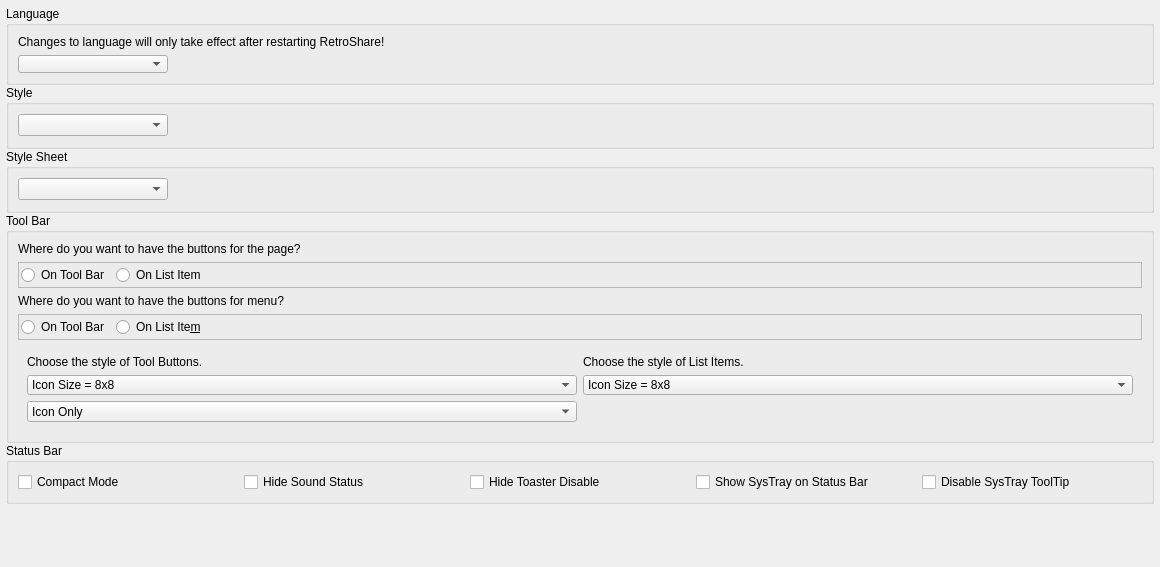
Before: the Qt Designer form retroshare-gui/src/gui/settings/AppearancePage.ui in RetroShare/RetroShare, drawn with Qt 5.
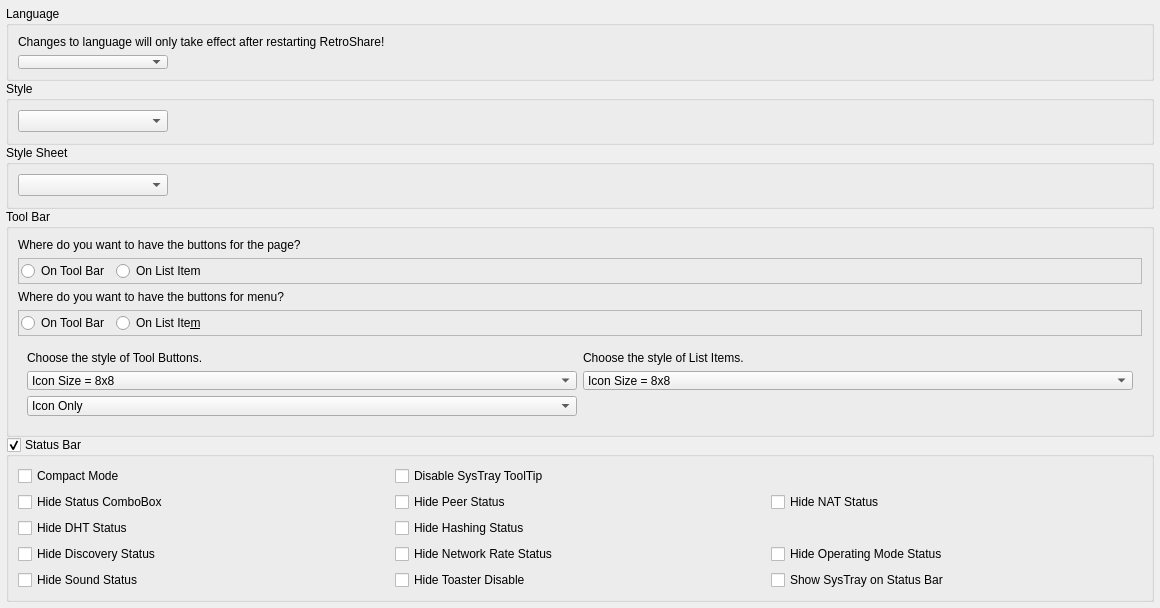
After: the same form once the commit is applied.

Commit message:
Add StatusBar and its widgets hide options.
The StatusBar is hidden by default.

The edit to the form file:
```diff
--- a/retroshare-gui/src/gui/settings/AppearancePage.ui
+++ b/retroshare-gui/src/gui/settings/AppearancePage.ui
@@ -7,13 +7,13 @@
     <x>0</x>
     <y>0</y>
     <width>1160</width>
-    <height>567</height>
+    <height>608</height>
    </rect>
   </property>
   <property name="contextMenuPolicy">
    <enum>Qt::NoContextMenu</enum>
   </property>
-  <layout class="QGridLayout">
+  <layout class="QGridLayout" name="AppearancePageGLayout">
    <property name="leftMargin">
     <number>6</number>
    </property>
@@ -71,7 +71,7 @@
        </widget>
       </item>
       <item row="1" column="1">
-       <spacer>
+       <spacer name="grpLanguageHSpacer">
         <property name="orientation">
          <enum>Qt::Horizontal</enum>
         </property>
@@ -118,7 +118,7 @@
        </widget>
       </item>
       <item row="0" column="1">
-       <spacer>
+       <spacer name="grpStyleHSpacer">
         <property name="orientation">
          <enum>Qt::Horizontal</enum>
         </property>
@@ -156,7 +156,7 @@
        </widget>
       </item>
       <item row="0" column="1">
-       <spacer>
+       <spacer name="grpStyleSheetHSpacer">
         <property name="orientation">
          <enum>Qt::Horizontal</enum>
         </property>
@@ -172,7 +172,7 @@
     </widget>
    </item>
    <item row="8" column="0">
-    <spacer>
+    <spacer name="AppearancePageVSpacer">
      <property name="orientation">
       <enum>Qt::Vertical</enum>
      </property>
@@ -235,7 +235,7 @@
           </widget>
          </item>
          <item>
-          <spacer>
+          <spacer name="frameActionHSpacer">
            <property name="orientation">
             <enum>Qt::Horizontal</enum>
            </property>
@@ -293,7 +293,7 @@
           </widget>
          </item>
          <item>
-          <spacer>
+          <spacer name="framePageHSpacer">
            <property name="orientation">
             <enum>Qt::Horizontal</enum>
            </property>
@@ -456,8 +456,91 @@
      <property name="title">
       <string>Status Bar</string>
      </property>
-     <layout class="QHBoxLayout" name="horizontalLayout_3">
-      <item>
+     <property name="checkable">
+      <bool>true</bool>
+     </property>
+     <property name="checked">
+      <bool>true</bool>
+     </property>
+     <layout class="QGridLayout" name="grpStatusGLayout">
+      <item row="4" column="2">
+       <widget class="QCheckBox" name="checkBoxShowSystrayOnStatus">
+        <property name="text">
+         <string>Show SysTray on Status Bar</string>
+        </property>
+       </widget>
+      </item>
+      <item row="4" column="1">
+       <widget class="QCheckBox" name="checkBoxHideToasterDisable">
+        <property name="text">
+         <string>Hide Toaster Disable</string>
+        </property>
+       </widget>
+      </item>
+      <item row="4" column="0">
+       <widget class="QCheckBox" name="checkBoxHideSoundStatus">
+        <property name="text">
+         <string>Hide Sound Status</string>
+        </property>
+       </widget>
+      </item>
+      <item row="3" column="2">
+       <widget class="QCheckBox" name="checkBoxHideOpModeStatus">
+        <property name="text">
+         <string>Hide Operating Mode Status</string>
+        </property>
+       </widget>
+      </item>
+      <item row="3" column="1">
+       <widget class="QCheckBox" name="checkBoxHideRateStatus">
+        <property name="text">
+         <string>Hide Network Rate Status</string>
+        </property>
+       </widget>
+      </item>
+      <item row="3" column="0">
+       <widget class="QCheckBox" name="checkBoxHideDiscStatus">
+        <property name="text">
+         <string>Hide Discovery Status</string>
+        </property>
+       </widget>
+      </item>
+      <item row="2" column="0">
+       <widget class="QCheckBox" name="checkBoxHideDHTStatus">
+        <property name="text">
+         <string>Hide DHT Status</string>
+        </property>
+       </widget>
+      </item>
+      <item row="2" column="1">
+       <widget class="QCheckBox" name="checkBoxHideHashingStatus">
+        <property name="text">
+         <string>Hide Hashing Status</string>
+        </property>
+       </widget>
+      </item>
+      <item row="1" column="2">
+       <widget class="QCheckBox" name="checkBoxHideNATStatus">
+        <property name="text">
+         <string>Hide NAT Status</string>
+        </property>
+       </widget>
+      </item>
+      <item row="1" column="1">
+       <widget class="QCheckBox" name="checkBoxHidePeerStatus">
+        <property name="text">
+         <string>Hide Peer Status</string>
+        </property>
+       </widget>
+      </item>
+      <item row="1" column="0">
+       <widget class="QCheckBox" name="checkBoxHideStatusStatus">
+        <property name="text">
+         <string>Hide Status ComboBox</string>
+        </property>
+       </widget>
+      </item>
+      <item row="0" column="0">
        <widget class="QCheckBox" name="checkBoxStatusCompactMode">
         <property name="toolTip">
          <string>Remove surplus text in status bar.</string>
@@ -467,28 +550,7 @@
         </property>
        </widget>
       </item>
-      <item>
-       <widget class="QCheckBox" name="checkBoxHideSoundStatus">
-        <property name="text">
-         <string>Hide Sound Status</string>
-        </property>
-       </widget>
-      </item>
-      <item>
-       <widget class="QCheckBox" name="checkBoxHideToasterDisable">
-        <property name="text">
-         <string>Hide Toaster Disable</string>
-        </property>
-       </widget>
-      </item>
-      <item>
-       <widget class="QCheckBox" name="checkBoxShowSystrayOnStatus">
-        <property name="text">
-         <string>Show SysTray on Status Bar</string>
-        </property>
-       </widget>
-      </item>
-      <item>
+      <item row="0" column="1">
        <widget class="QCheckBox" name="checkBoxDisableSysTrayToolTip">
         <property name="text">
          <string>Disable SysTray ToolTip</string>
```
Left out of the diff: 14 changed lines with no effect on the pictures. The commit also changes 3 other files.
